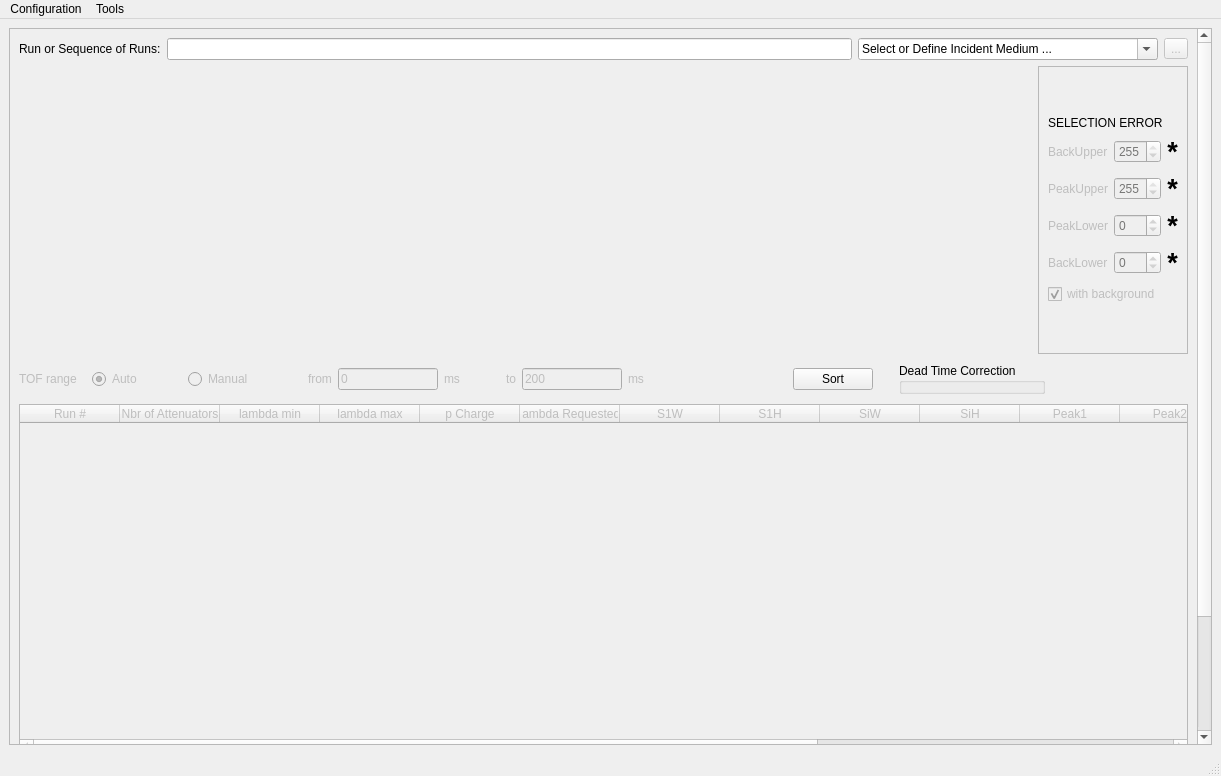
First picture: the form in RefRed/interfaces/sf_calculator_interface.ui, repository neutrons/RefRed, before the edit.
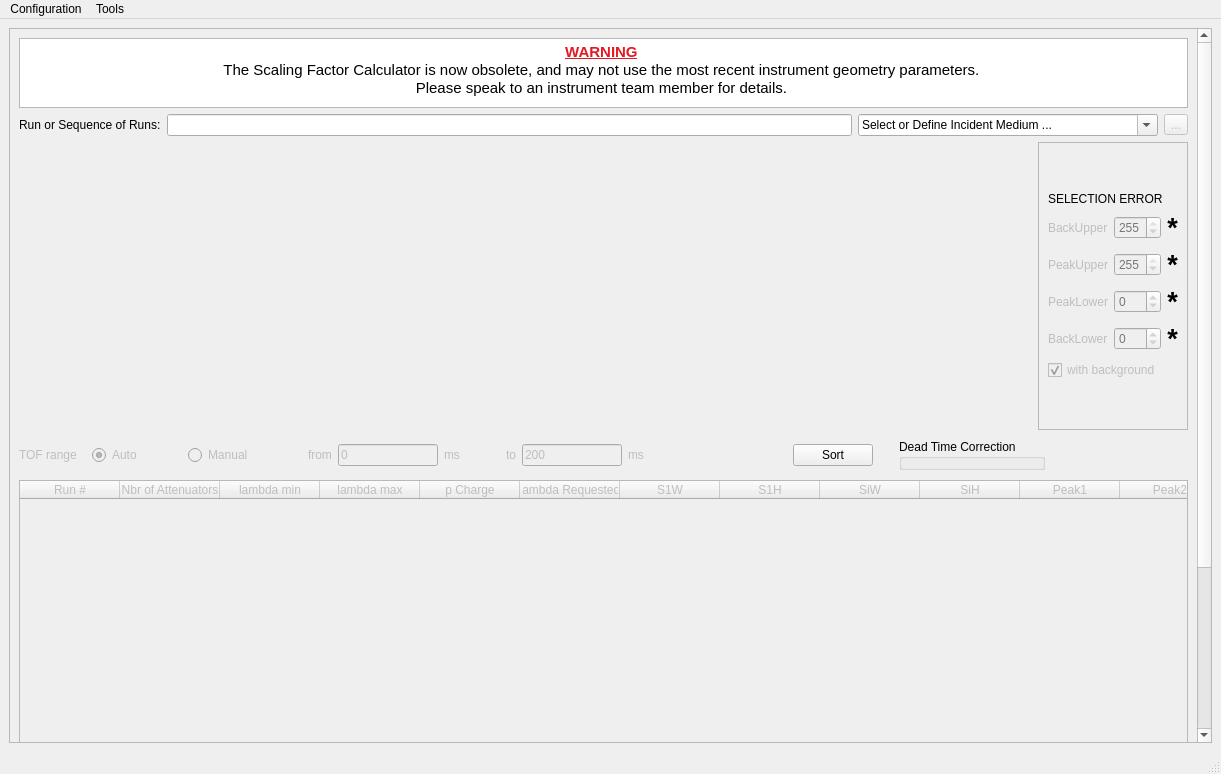
Second picture: the form after the edit. Custom widgets are drawn as their Qt base class.

Commit message: Add deprecation warning to SF Calculator

```diff
--- a/RefRed/interfaces/sf_calculator_interface.ui
+++ b/RefRed/interfaces/sf_calculator_interface.ui
@@ -7,7 +7,7 @@
     <x>0</x>
     <y>0</y>
     <width>1221</width>
-    <height>776</height>
+    <height>774</height>
    </rect>
   </property>
   <property name="windowTitle">
@@ -26,10 +26,23 @@
          <x>0</x>
          <y>0</y>
          <width>1187</width>
-         <height>914</height>
+         <height>1010</height>
         </rect>
        </property>
        <layout class="QVBoxLayout" name="verticalLayout_2">
+        <item>
+         <widget class="QTextBrowser" name="textBrowser">
+          <property name="html">
+           <string>&lt;!DOCTYPE HTML PUBLIC &quot;-//W3C//DTD HTML 4.0//EN&quot; &quot;http://www.w3.org/TR/REC-html40/strict.dtd&quot;&gt;
+&lt;html&gt;&lt;head&gt;&lt;meta name=&quot;qrichtext&quot; content=&quot;1&quot; /&gt;&lt;style type=&quot;text/css&quot;&gt;
+p, li { white-space: pre-wrap; }
+&lt;/style&gt;&lt;/head&gt;&lt;body style=&quot; font-family:'Ubuntu Sans'; font-size:11pt; font-weight:400; font-style:normal;&quot;&gt;
+&lt;p align=&quot;center&quot; style=&quot; margin-top:0px; margin-bottom:0px; margin-left:0px; margin-right:0px; -qt-block-indent:0; text-indent:0px;&quot;&gt;&lt;span style=&quot; font-weight:600; text-decoration: underline; color:#e01b24;&quot;&gt;WARNING&lt;/span&gt;&lt;span style=&quot; color:#e01b24;&quot;&gt; &lt;/span&gt;&lt;/p&gt;
+&lt;p align=&quot;center&quot; style=&quot; margin-top:0px; margin-bottom:0px; margin-left:0px; margin-right:0px; -qt-block-indent:0; text-indent:0px;&quot;&gt;&lt;span style=&quot; color:#000000;&quot;&gt;The Scaling Factor Calculator is now obsolete, and may not use the most recent instrument geometry parameters. &lt;/span&gt;&lt;/p&gt;
+&lt;p align=&quot;center&quot; style=&quot; margin-top:0px; margin-bottom:0px; margin-left:0px; margin-right:0px; -qt-block-indent:0; text-indent:0px;&quot;&gt;&lt;span style=&quot; color:#000000;&quot;&gt;Please speak to an instrument team member for details. &lt;/span&gt;&lt;/p&gt;&lt;/body&gt;&lt;/html&gt;</string>
+          </property>
+         </widget>
+        </item>
         <item>
          <layout class="QVBoxLayout" name="verticalLayout">
           <item>
```
Left out of the diff: 2 changed lines with no effect on the pictures.
